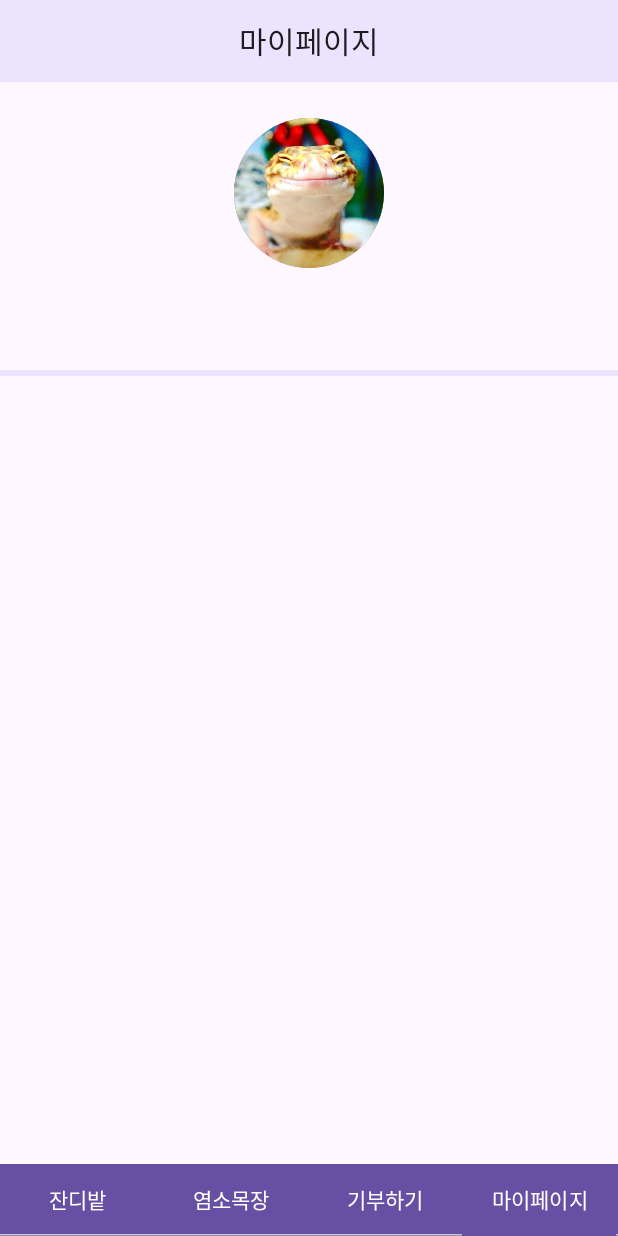
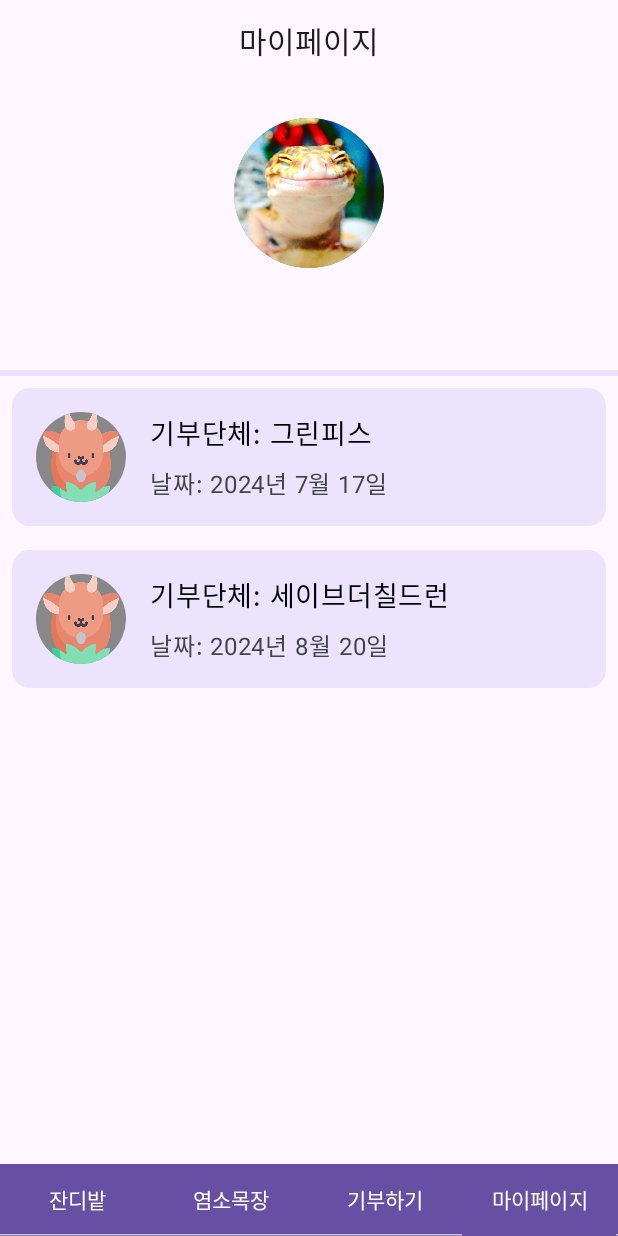
Before and after one commit to GDSC-KAIST-Sparklingthon/goat_front, an Android app built with Jetpack Compose: the @Preview function MainContentPreview, item 4 of the bottom bar chosen, on a phone screen of 412 x 824 dp. Run offline under Robolectric (Android 15) with nearby library versions, the phone set to English and light mode, and no system bars; libraries missing offline, so code that uses them is left out: com.kakao.sdk; Roboto replaces fonts that are not available here.

Commit message:
[DESIGN] tab3, tab4

```diff
--- a/app/src/main/java/com/example/sparklington/TabContent4.kt
+++ b/app/src/main/java/com/example/sparklington/TabContent4.kt
@@ -4,8 +4,10 @@ import androidx.compose.foundation.Image
 import androidx.compose.foundation.background
 import androidx.compose.foundation.layout.*
 import androidx.compose.foundation.shape.CircleShape
+import androidx.compose.foundation.shape.RoundedCornerShape
 import androidx.compose.material3.HorizontalDivider
 import androidx.compose.material3.MaterialTheme
+import androidx.compose.material3.Surface
 import androidx.compose.material3.Text
 import androidx.compose.runtime.Composable
 import androidx.compose.ui.Alignment
@@ -22,7 +24,6 @@ fun TabContent4() {
     Column(
         modifier = Modifier
             .fillMaxWidth() // 가로 전체 채우기
-            .background(Color(0xFFECE4FF)) // 연보라색 배경
             .padding(vertical = 12.dp),
         horizontalAlignment = Alignment.CenterHorizontally
     ) {
@@ -69,5 +70,85 @@ fun TabContent4() {
             thickness = 4.dp,
             modifier = Modifier.fillMaxWidth()
         )
+        DonationCard(
+            imageResId = R.drawable.four, // 여기에 업로드한 이미지를 사용
+            organization = "그린피스",
+            date = "2024년 7월 17일"
+        )
+
+        // 두 번째 기부 정보 카드
+        DonationCard(
+            imageResId = R.drawable.four, // 여기에 업로드한 이미지를 사용
+            organization = "세이브더칠드런",
+            date = "2024년 8월 20일"
+        )
     }
 }
+
+@Composable
+fun DonationHistory() {
+    Column(
+        modifier = Modifier
+            .fillMaxWidth()
+            .padding(16.dp),
+        verticalArrangement = Arrangement.spacedBy(16.dp)
+    ) {
+        // 첫 번째 기부 정보 카드
+        DonationCard(
+            imageResId = R.drawable.four, // 여기에 업로드한 이미지를 사용
+            organization = "그린피스",
+            date = "2024년 7월 17일"
+        )
+
+        // 두 번째 기부 정보 카드
+        DonationCard(
+            imageResId = R.drawable.four, // 여기에 업로드한 이미지를 사용
+            organization = "세이브더칠드런",
+            date = "2024년 8월 20일"
+        )
+    }
+}
+
+@Composable
+fun DonationCard(imageResId: Int, organization: String, date: String) {
+    Surface(
+        shape = RoundedCornerShape(12.dp),
+        color = Color(0xFFECE4FF),
+        modifier = Modifier
+            .fillMaxWidth()
+            .padding(8.dp)
+    ) {
+        Row(
+            modifier = Modifier.padding(16.dp),
+            verticalAlignment = Alignment.CenterVertically
+        ) {
+            // 원형 이미지
+            Image(
+                painter = painterResource(id = imageResId),
+                contentDescription = null,
+                contentScale = ContentScale.Crop,
+                modifier = Modifier
+                    .size(60.dp)
+                    .clip(CircleShape)
+                    .background(Color.Gray)
+            )
+
+            Spacer(modifier = Modifier.width(16.dp))
+
+            // 기부 단체와 날짜 텍스트
+            Column {
+                Text(
+                    text = "기부단체: $organization",
+                    style = MaterialTheme.typography.bodyLarge.copy(fontSize = 18.sp),
+                    color = Color.Black
+                )
+                Spacer(modifier = Modifier.height(8.dp))
+                Text(
+                    text = "날짜: $date",
+                    style = MaterialTheme.typography.bodyLarge.copy(fontSize = 16.sp),
+                    color = Color.DarkGray
+                )
+            }
+        }
+    }
+}
--- a/app/src/main/java/com/example/sparklington/ui/theme/Theme.kt
+++ b/app/src/main/java/com/example/sparklington/ui/theme/Theme.kt
@@ -45,10 +45,7 @@ fun SparklingtonTheme(
     content: @Composable () -> Unit
 ) {
     val colorScheme = when {
-        dynamicColor && Build.VERSION.SDK_INT >= Build.VERSION_CODES.S -> {
-            val context = LocalContext.current
-            if (darkTheme) dynamicDarkColorScheme(context) else dynamicLightColorScheme(context)
-        }
+
 
         darkTheme -> DarkColorScheme
         else -> LightColorScheme
--- a/app/src/main/res/values/themes.xml
+++ b/app/src/main/res/values/themes.xml
@@ -2,4 +2,5 @@
 <resources>
 
     <style name="Theme.Sparklington" parent="android:Theme.Material.Light.NoActionBar" />
+
 </resources>
```
Also changed, not shown: app/src/main/AndroidManifest.xml (+5 -5 lines), app/src/main/java/com/example/sparklington/TabContent3.kt (+27 -21 lines), app/src/main/res/drawable/four.png (added).
